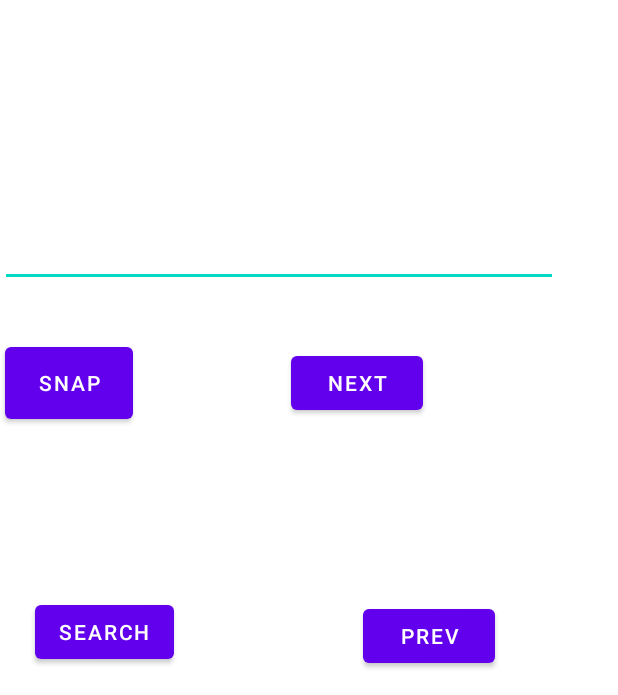
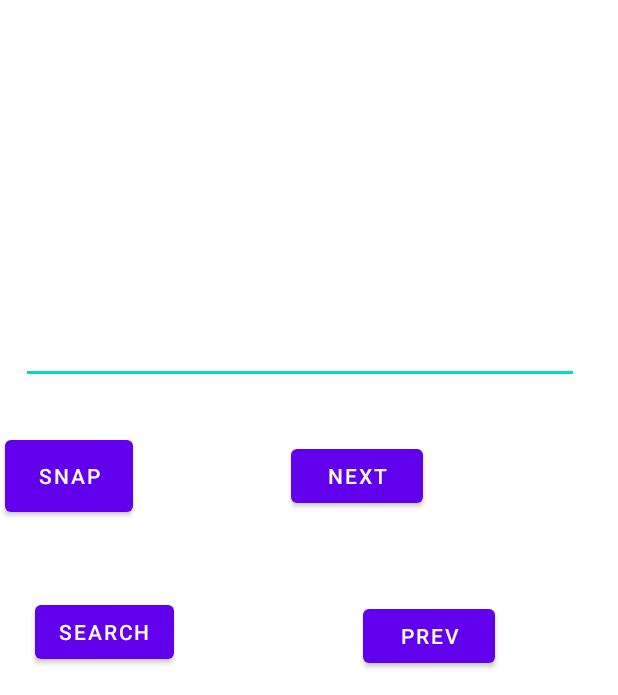
Before and after one commit to SmokeyWen/photo_gallery, an Android app: the screen it shows after launch (MainActivity), on a phone screen of 412 x 824 dp, the part 541-1236 px from its top. Run offline under Robolectric (Android 15) with nearby library versions, the phone set to English and light mode, and no system bars; 1 statement that could not run was skipped.

```diff
--- a/app/build.gradle
+++ b/app/build.gradle
@@ -35,4 +35,7 @@ dependencies {
     testImplementation 'junit:junit:4.13.2'
     androidTestImplementation 'androidx.test.ext:junit:1.1.3'
     androidTestImplementation 'androidx.test.espresso:espresso-core:3.4.0'
+
+    androidTestImplementation 'androidx.test:runner:1.4.0'
+    androidTestImplementation 'androidx.test:rules:1.4.0'
 }
--- a/app/src/main/res/layout/activity_main.xml
+++ b/app/src/main/res/layout/activity_main.xml
@@ -5,29 +5,49 @@
     android:id="@+id/constraintLayoutLayout"
     android:layout_width="match_parent"  android:layout_height="match_parent"
     tools:context=".MainActivity">
+
     <ImageView
         android:id="@+id/ivGallery"
-        android:layout_width="356dp" android:layout_height="265dp"
-        android:layout_marginStart="23dp" android:layout_marginTop="39dp"
-        android:layout_marginEnd="32dp" android:layout_marginBottom="39dp"
-        app:layout_constraintEnd_toEndOf="parent" app:layout_constraintStart_toStartOf="parent"
-        app:layout_constraintTop_toTopOf="parent" app:srcCompat="@drawable/ic_launcher_foreground" />
+        android:layout_width="356dp"
+        android:layout_height="265dp"
+        android:layout_marginStart="23dp"
+        android:layout_marginTop="39dp"
+        android:layout_marginEnd="32dp"
+        android:layout_marginBottom="39dp"
+        app:layout_constraintEnd_toEndOf="parent"
+        app:layout_constraintStart_toStartOf="parent"
+        app:layout_constraintTop_toTopOf="parent"
+        app:srcCompat="@drawable/ic_launcher_foreground" />
+
     <Button
         android:id="@+id/snap"
-        android:layout_width="85dp"  android:layout_height="60dp"
+        android:layout_width="85dp"
+        android:layout_height="60dp"
         android:layout_alignParentBottom="true"
-        android:layout_marginStart="3dp" android:layout_marginEnd="194dp" android:layout_marginBottom="178dp"
-        android:onClick="takePhoto"  android:text="snap"
-        app:layout_constraintBottom_toBottomOf="parent" app:layout_constraintEnd_toStartOf="@+id/btnNext"
-        app:layout_constraintStart_toStartOf="parent" app:layout_constraintTop_toTopOf="parent"
+        android:layout_marginStart="3dp"
+        android:layout_marginEnd="194dp"
+        android:layout_marginBottom="116dp"
+        android:onClick="takePhoto"
+        android:text="snap"
+        app:layout_constraintBottom_toBottomOf="parent"
+        app:layout_constraintEnd_toStartOf="@+id/btnNext"
+        app:layout_constraintStart_toStartOf="parent"
+        app:layout_constraintTop_toTopOf="parent"
         app:layout_constraintVertical_bias="0.786" />
+
     <Button
         android:id="@+id/btnNext"
-        android:layout_width="wrap_content" android:layout_height="wrap_content"
-        android:layout_alignBaseline="@+id/snap" android:layout_marginStart="194dp"
-        android:text="next" android:onClick="scrollPhotos"
-        app:layout_constraintBottom_toTopOf="@+id/btnSearch" app:layout_constraintEnd_toEndOf="parent"
-        app:layout_constraintStart_toEndOf="@+id/snap" app:layout_constraintTop_toBottomOf="@+id/tvTimestamp" />
+        android:layout_width="wrap_content"
+        android:layout_height="wrap_content"
+        android:layout_alignBaseline="@+id/snap"
+        android:layout_marginStart="194dp"
+        android:onClick="scrollPhotos"
+        android:text="next"
+        app:layout_constraintBottom_toTopOf="@+id/btnSearch"
+        app:layout_constraintEnd_toEndOf="parent"
+        app:layout_constraintStart_toEndOf="@+id/snap"
+        app:layout_constraintTop_toBottomOf="@+id/tvTimestamp" />
+
     <Button
         android:id="@+id/btnPrev"
         android:layout_width="wrap_content" android:layout_height="wrap_content"
@@ -38,21 +58,34 @@
 
     <TextView
         android:id="@+id/tvTimestamp"
-        android:layout_width="340dp" android:layout_height="42dp"
-        android:layout_marginStart="16dp" android:layout_marginTop="345dp"
+        android:layout_width="340dp"
+        android:layout_height="42dp"
+        android:layout_marginStart="16dp"
+        android:layout_marginTop="345dp"
         android:layout_marginEnd="55dp"
         android:text=""
-        app:layout_constraintBottom_toBottomOf="parent" app:layout_constraintEnd_toEndOf="parent"
-        app:layout_constraintStart_toStartOf="parent" app:layout_constraintTop_toTopOf="parent"
+        android:textAppearance="@style/TextAppearance.AppCompat.Body1"
+        app:layout_constraintBottom_toBottomOf="parent"
+        app:layout_constraintEnd_toEndOf="parent"
+        app:layout_constraintStart_toStartOf="parent"
+        app:layout_constraintTop_toTopOf="parent"
         app:layout_constraintVertical_bias="0.255" />
+
     <EditText
         android:id="@+id/etCaption"
-        android:layout_width="372dp" android:layout_height="wrap_content"
-        android:layout_alignParentStart="true" android:layout_alignParentBottom="true"
-        android:layout_marginBottom="272dp" android:ems="10"
-        android:inputType="textPersonName"  android:text=""
-        app:layout_constraintBottom_toBottomOf="parent" app:layout_constraintTop_toTopOf="parent"
+        android:layout_width="372dp"
+        android:layout_height="wrap_content"
+        android:layout_alignParentStart="true"
+        android:layout_alignParentBottom="true"
+        android:layout_marginStart="14dp"
+        android:layout_marginBottom="207dp"
+        android:ems="10"
+        android:inputType="textPersonName"
+        android:text=""
+        app:layout_constraintBottom_toBottomOf="parent"
+        app:layout_constraintTop_toTopOf="parent"
         tools:layout_editor_absoluteX="0dp" />
+
     <Button
         android:id="@+id/btnSearch"
         android:layout_width="wrap_content" android:layout_height="wrap_content"
--- a/app/src/main/res/layout/activity_search.xml
+++ b/app/src/main/res/layout/activity_search.xml
@@ -4,7 +4,9 @@
     xmlns:tools="http://schemas.android.com/tools"
     android:layout_width="match_parent"
     android:layout_height="match_parent"
-    tools:context=".SearchActivity">
+    tools:context=".SearchActivity"
+    android:id="@+id/SearchActivity">
+
     <TextView
         android:id="@+id/tvFromDateTime"  android:text="From: "
         android:layout_width="wrap_content" android:layout_height="wrap_content"
```
Also changed, not shown: 1 other file.
